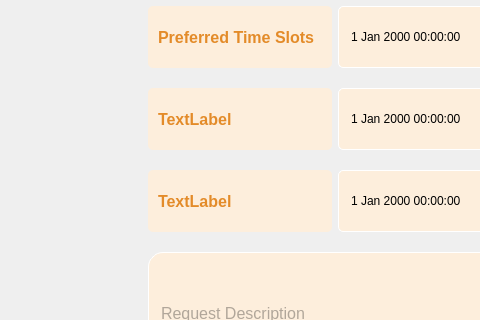
Old version of the form Forms/requesttask.ui in the repository esraa-emary/Task-Worker-Matching; both pictures show x 315 to 795 and y 189 to 509 of the 1300 by 900 pixel window.
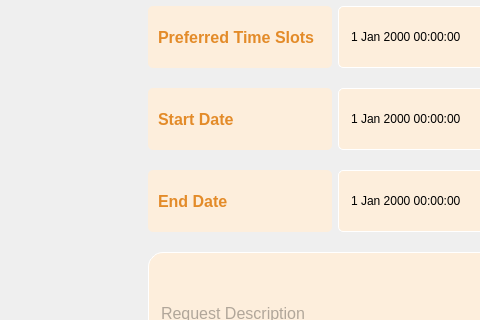
New version of the form.

Diff of the .ui file:
```diff
--- a/Forms/requesttask.ui
+++ b/Forms/requesttask.ui
@@ -177,7 +177,7 @@
                 </font>
                </property>
                <property name="text">
-                <string>TextLabel</string>
+                <string>Start Date</string>
                </property>
                <property name="alignment">
                 <set>Qt::AlignmentFlag::AlignLeading|Qt::AlignmentFlag::AlignLeft|Qt::AlignmentFlag::AlignVCenter</set>
@@ -221,7 +221,7 @@
                 </font>
                </property>
                <property name="text">
-                <string>TextLabel</string>
+                <string>End Date</string>
                </property>
                <property name="alignment">
                 <set>Qt::AlignmentFlag::AlignLeading|Qt::AlignmentFlag::AlignLeft|Qt::AlignmentFlag::AlignVCenter</set>
```
